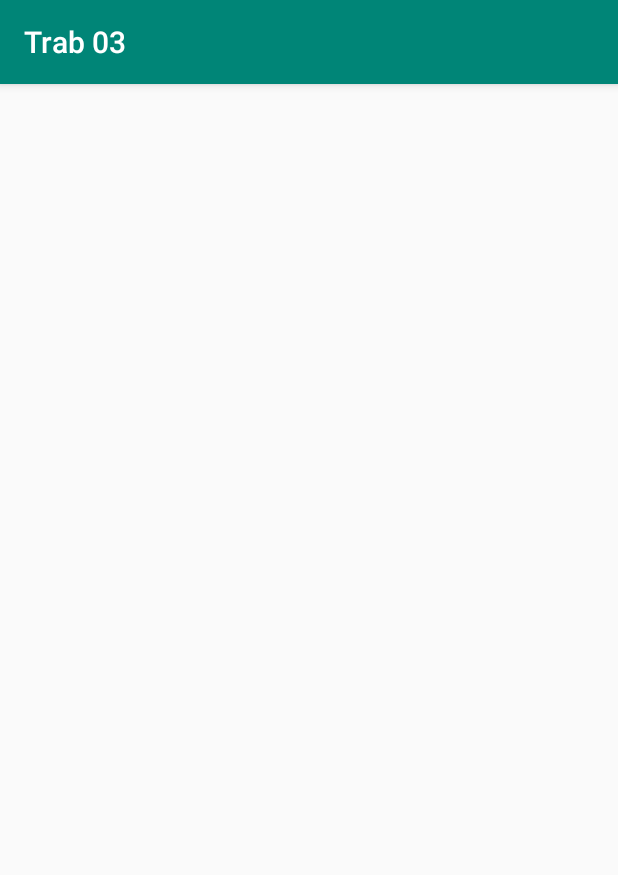
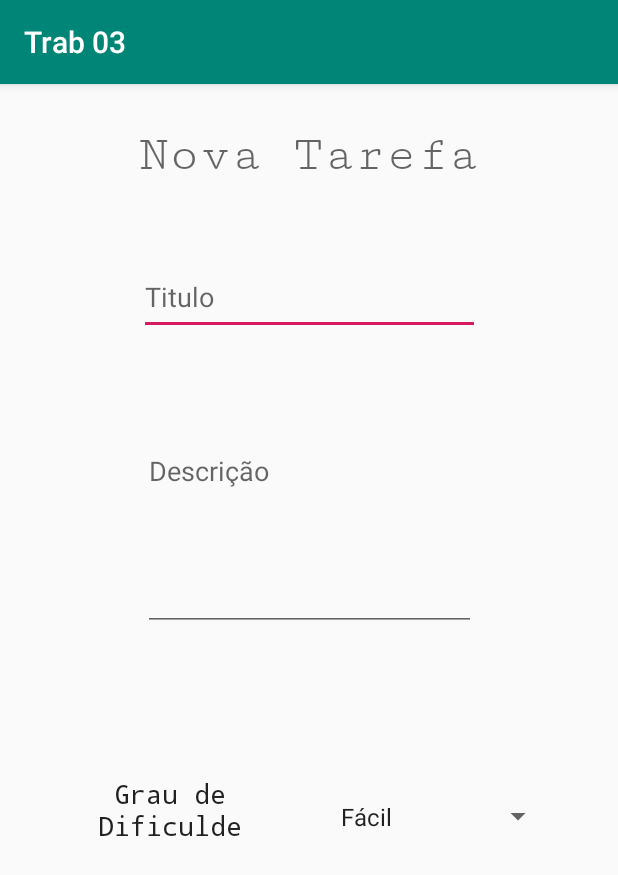
Before and after one commit to ufjf-dcc196/2019-1-dcc196-trb2-RomuloLASS, an Android app: the NovaTarefaActivity screen opened directly, with no data from a screen before it, on a phone screen of 412 x 824 dp. Shown: the top 875 px of the screen. Run offline under Robolectric (Android 15) with nearby library versions, the phone set to English and light mode, and no system bars.

Commit message:
activity_nova_tarefa.xml feita

```diff
--- a/app/src/main/java/br/ufjf/dcc196/trab03/NovaTarefaActivity.java
+++ b/app/src/main/java/br/ufjf/dcc196/trab03/NovaTarefaActivity.java
@@ -2,12 +2,32 @@ package br.ufjf.dcc196.trab03;
 
 import android.support.v7.app.AppCompatActivity;
 import android.os.Bundle;
+import android.widget.ArrayAdapter;
+import android.widget.Spinner;
+
+import java.util.ArrayList;
+import java.util.Arrays;
+import java.util.List;
 
 public class NovaTarefaActivity extends AppCompatActivity {
+
+    private Spinner spinner;
 
     @Override
     protected void onCreate(Bundle savedInstanceState) {
         super.onCreate(savedInstanceState);
         setContentView(R.layout.activity_nova_tarefa);
+
+        spinner = findViewById(R.id.spinner);
+
+        List<String> linguagens = new ArrayList<>(Arrays.asList("Fácil","Medio", "Sem","Difícil","Muito Díficil"));
+
+        ArrayAdapter<String> dataAdapter = new ArrayAdapter<String>(this,
+                android.R.layout.simple_spinner_item, linguagens );
+        dataAdapter.setDropDownViewResource(android.R.layout.simple_spinner_dropdown_item);
+
+        spinner.setAdapter(dataAdapter);
+
+
     }
 }
--- a/app/src/main/res/layout/activity_nova_tarefa.xml
+++ b/app/src/main/res/layout/activity_nova_tarefa.xml
@@ -6,4 +6,84 @@
     android:layout_height="match_parent"
     tools:context=".NovaTarefaActivity">
 
+    <EditText
+        android:id="@+id/editText"
+        android:layout_width="227dp"
+        android:layout_height="50dp"
+        android:layout_marginStart="8dp"
+        android:layout_marginLeft="8dp"
+        android:layout_marginTop="36dp"
+        android:layout_marginEnd="8dp"
+        android:layout_marginRight="8dp"
+        android:ems="10"
+        android:hint="Titulo"
+        android:inputType="textPersonName"
+        app:layout_constraintEnd_toEndOf="parent"
+        app:layout_constraintStart_toStartOf="parent"
+        app:layout_constraintTop_toBottomOf="@+id/textView2" />
+
+    <EditText
+        android:id="@+id/editText3"
+        android:layout_width="222dp"
+        android:layout_height="129dp"
+        android:layout_marginStart="8dp"
+        android:layout_marginLeft="8dp"
+        android:layout_marginTop="68dp"
+        android:layout_marginEnd="8dp"
+        android:layout_marginRight="8dp"
+        android:ems="10"
+        android:gravity="start|top"
+        android:hint="Descrição"
+        android:inputType="textMultiLine"
+        app:layout_constraintEnd_toEndOf="parent"
+        app:layout_constraintStart_toStartOf="parent"
+        app:layout_constraintTop_toBottomOf="@+id/editText" />
+
+    <Spinner
+        android:id="@+id/spinner"
+        android:layout_width="150dp"
+        android:layout_height="55dp"
+        android:layout_marginStart="8dp"
+        android:layout_marginLeft="8dp"
+        android:layout_marginTop="96dp"
+        android:layout_marginEnd="8dp"
+        android:layout_marginRight="8dp"
+        app:layout_constraintEnd_toEndOf="parent"
+        app:layout_constraintHorizontal_bias="0.56"
+        app:layout_constraintStart_toEndOf="@+id/textView3"
+        app:layout_constraintTop_toBottomOf="@+id/editText3" />
+
+    <TextView
+        android:id="@+id/textView2"
+        android:layout_width="284dp"
+        android:layout_height="53dp"
+        android:layout_marginStart="8dp"
+        android:layout_marginLeft="8dp"
+        android:layout_marginTop="28dp"
+        android:layout_marginEnd="8dp"
+        android:layout_marginRight="8dp"
+        android:text="Nova Tarefa"
+        android:textAlignment="center"
+        android:textAppearance="@style/TextAppearance.AppCompat.Display1"
+        app:fontFamily="serif-monospace"
+        app:layout_constraintEnd_toEndOf="parent"
+        app:layout_constraintHorizontal_bias="0.495"
+        app:layout_constraintStart_toStartOf="parent"
+        app:layout_constraintTop_toTopOf="parent" />
+
+    <TextView
+        android:id="@+id/textView3"
+        android:layout_width="107dp"
+        android:layout_height="55dp"
+        android:layout_marginStart="60dp"
+        android:layout_marginLeft="60dp"
+        android:layout_marginTop="96dp"
+        android:text="Grau de Dificulde"
+        android:textAlignment="center"
+        android:textAppearance="@style/TextAppearance.AppCompat.Body1"
+        android:textSize="18sp"
+        app:fontFamily="monospace"
+        app:layout_constraintStart_toStartOf="parent"
+        app:layout_constraintTop_toBottomOf="@+id/editText3" />
+
 </android.support.constraint.ConstraintLayout>
```
Also changed, not shown: app/src/main/java/br/ufjf/dcc196/trab03/MainActivity.java (line endings or trailing spaces).
